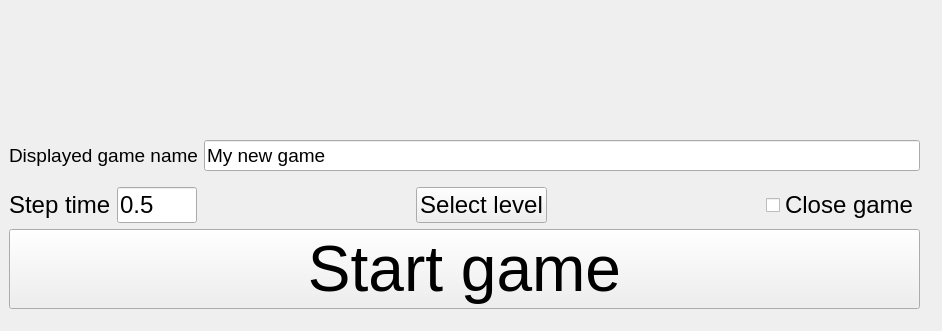
Before: the Qt Designer form gui/mainwindow.ui in metthal/ICP-Projekt, drawn with Qt 5; both pictures show x 0 to 942 and y 393 to 724 of the 942 by 724 pixel window.
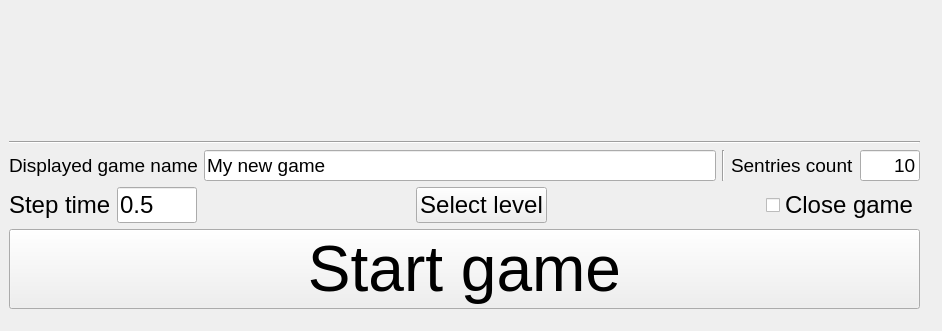
After: the same form once the commit is applied. The open tabs and pages were chosen to show the change. Custom widgets are drawn as their Qt base class.

Patch:
```diff
--- a/gui/mainwindow.ui
+++ b/gui/mainwindow.ui
@@ -780,10 +780,17 @@
               </property>
              </spacer>
             </item>
+            <item>
+             <widget class="Line" name="line_5">
+              <property name="orientation">
+               <enum>Qt::Horizontal</enum>
+              </property>
+             </widget>
+            </item>
             <item>
              <layout class="QHBoxLayout" name="horizontalLayout_12">
               <property name="bottomMargin">
-               <number>10</number>
+               <number>0</number>
               </property>
               <item>
                <widget class="QLabel" name="LabelGameName">
@@ -809,6 +816,58 @@
                 </property>
                </widget>
               </item>
+              <item>
+               <widget class="Line" name="line_4">
+                <property name="orientation">
+                 <enum>Qt::Vertical</enum>
+                </property>
+               </widget>
+              </item>
+              <item>
+               <widget class="QLabel" name="label_6">
+                <property name="font">
+                 <font>
+                  <pointsize>14</pointsize>
+                 </font>
+                </property>
+                <property name="text">
+                 <string>Sentries count</string>
+                </property>
+               </widget>
+              </item>
+              <item>
+               <widget class="QLineEdit" name="EditSentriesCount">
+                <property name="sizePolicy">
+                 <sizepolicy hsizetype="Preferred" vsizetype="Fixed">
+                  <horstretch>0</horstretch>
+                  <verstretch>0</verstretch>
+                 </sizepolicy>
+                </property>
+                <property name="minimumSize">
+                 <size>
+                  <width>0</width>
+                  <height>0</height>
+                 </size>
+                </property>
+                <property name="maximumSize">
+                 <size>
+                  <width>60</width>
+                  <height>16777215</height>
+                 </size>
+                </property>
+                <property name="font">
+                 <font>
+                  <pointsize>14</pointsize>
+                 </font>
+                </property>
+                <property name="text">
+                 <string>10</string>
+                </property>
+                <property name="alignment">
+                 <set>Qt::AlignRight|Qt::AlignTrailing|Qt::AlignVCenter</set>
+                </property>
+               </widget>
+              </item>
              </layout>
             </item>
             <item>
```
Left out of the diff: 2 changed lines with no effect on the pictures.
